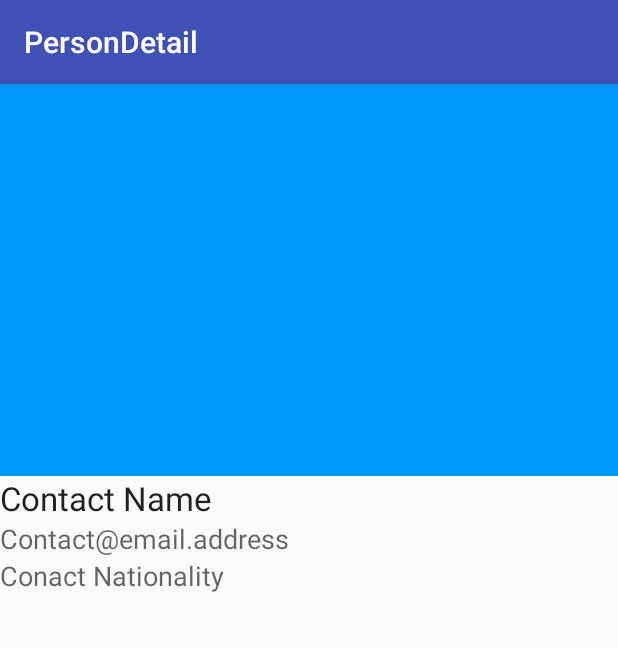
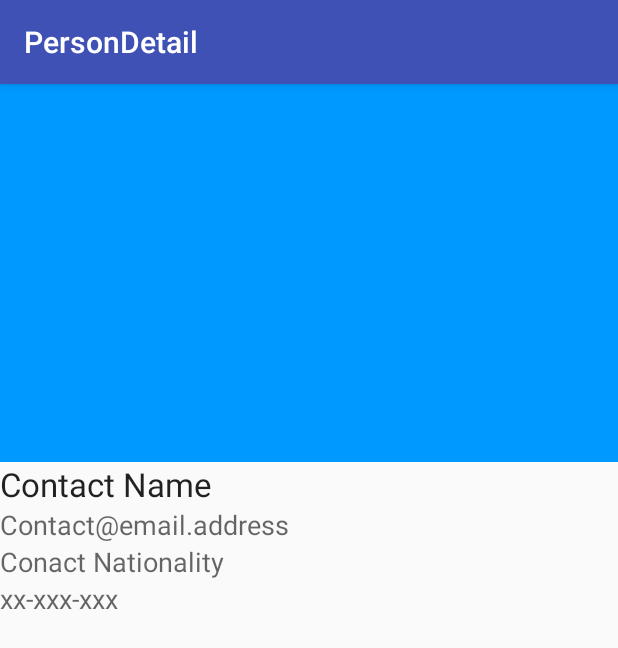
Before and after one commit to Kraegon/MAD_Android_playground, an Android app: the PersonDetail screen opened directly, with no data from a screen before it, on a phone screen of 412 x 824 dp. Shown: the top 648 px of the screen. Run offline under Robolectric (Android 15) with nearby library versions, the phone set to English and light mode, and no system bars; libraries missing offline, so code that uses them is left out: com.nostra13.universalimageloader; 9 statements that could not run were skipped.

Commit message:
Added phone number to displayed information

```diff
--- a/ContactCardApp/app/src/main/java/nl/reupload/guube/contactcardapp/MainActivity.java
+++ b/ContactCardApp/app/src/main/java/nl/reupload/guube/contactcardapp/MainActivity.java
@@ -48,6 +48,7 @@ public class MainActivity extends AppCompatActivity implements AdapterView.OnIte
         i.putExtra("EMAIL", contact.email);
         i.putExtra("NATIONALITY", contact.nationality);
         i.putExtra("IMAGE", contact.imageURLHigh);
+        i.putExtra("PHONENO", contact.phoneNumber);
         startActivity(i);
     }
 
--- a/ContactCardApp/app/src/main/java/nl/reupload/guube/contactcardapp/Person.java
+++ b/ContactCardApp/app/src/main/java/nl/reupload/guube/contactcardapp/Person.java
@@ -13,5 +13,5 @@ public class Person {
     public String surname;
     public String nationality;
     public String email;
-
+    public String phoneNumber;
 }
--- a/ContactCardApp/app/src/main/java/nl/reupload/guube/contactcardapp/PersonDetail.java
+++ b/ContactCardApp/app/src/main/java/nl/reupload/guube/contactcardapp/PersonDetail.java
@@ -34,6 +34,7 @@ public class PersonDetail extends AppCompatActivity {
         TextView contactName = (TextView) findViewById(R.id.contactNameTextView);
         TextView contactEmail = (TextView) findViewById(R.id.emailTextView);
         TextView contactNationality = (TextView) findViewById(R.id.nationalityTextView);
+        TextView contactPhoneNo = (TextView) findViewById(R.id.phoneNoTextView);
         final ImageView contactPicture = (ImageView) findViewById(R.id.imageContact);
 
         Bundle extras = getIntent().getExtras();
@@ -42,6 +43,7 @@ public class PersonDetail extends AppCompatActivity {
         contactName.setText(extras.getString("FIRSTNAME") + " " + extras.getString("SURNAME"));
         contactEmail.setText(extras.getString("EMAIL"));
         contactNationality.setText(extras.getString("NATIONALITY"));
+        contactPhoneNo.setText(extras.getString("PHONENO"));
 
         // Load image, decode it to Bitmap and return Bitmap to callback
         imageLoader.loadImage(contactPictureURL, new SimpleImageLoadingListener() {
--- a/ContactCardApp/app/src/main/java/nl/reupload/guube/contactcardapp/RandomUserTask.java
+++ b/ContactCardApp/app/src/main/java/nl/reupload/guube/contactcardapp/RandomUserTask.java
@@ -124,6 +124,8 @@ public class RandomUserTask extends AsyncTask<String, Void, String> {
                 String imageurlhigh = picture.getString("large");
                 String imageurlthumbnail = picture.getString("thumbnail");
 
+                //Get phone number
+                String phoneNumber = user.getString("phone");
 
                 // Create new Person object
                 Person p = new Person();
@@ -133,7 +135,7 @@ public class RandomUserTask extends AsyncTask<String, Void, String> {
                 p.imageURLHigh = imageurlhigh;
                 p.imageURLThumbnail = imageurlthumbnail;
                 p.nationality = nationality;
-
+                p.phoneNumber = phoneNumber;
                 // call back with new person data
                 listener.onRandomUserAvailable(p);
 
--- a/ContactCardApp/app/src/main/res/layout/detail_view.xml
+++ b/ContactCardApp/app/src/main/res/layout/detail_view.xml
@@ -33,4 +33,12 @@
         android:text="Conact Nationality"
         android:id="@+id/nationalityTextView" />
 
+    <TextView
+        android:layout_width="match_parent"
+        android:layout_height="wrap_content"
+        android:textAppearance="?android:attr/textAppearanceMedium"
+        android:text="xx-xxx-xxx"
+        android:id="@+id/phoneNoTextView"
+        android:layout_weight="0.38" />
+
 </LinearLayout>
```
Also changed, not shown: ContactCardApp/app/src/main/java/nl/reupload/guube/contactcardapp/PersonAdapter.java (+5 -3 lines), ContactCardApp/app/src/main/res/layout/listview_row.xml (+8 -0 lines), 1 other file.
